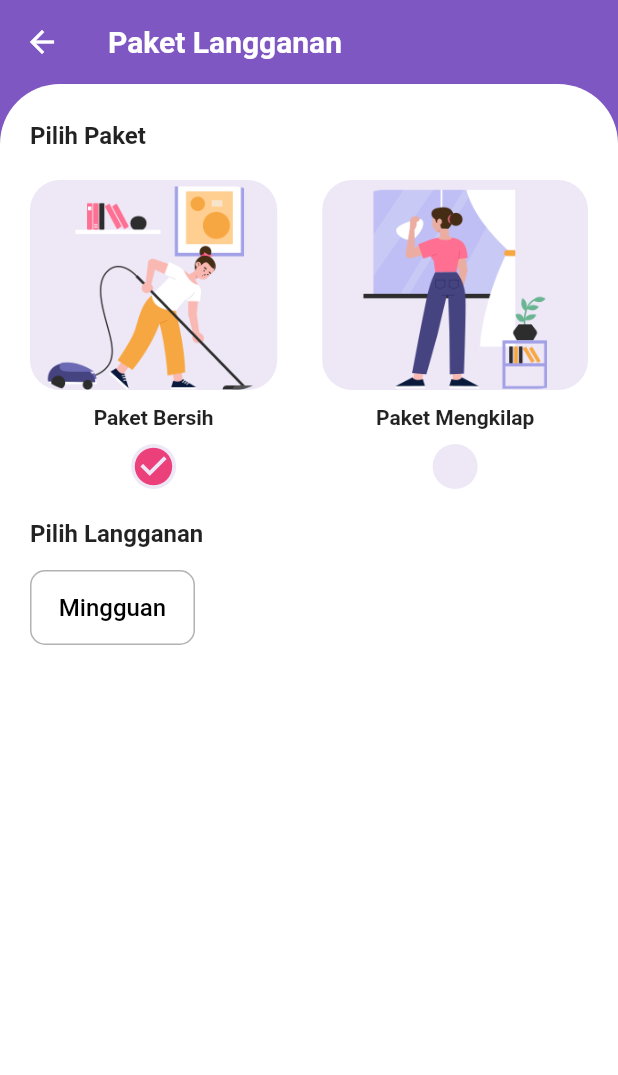
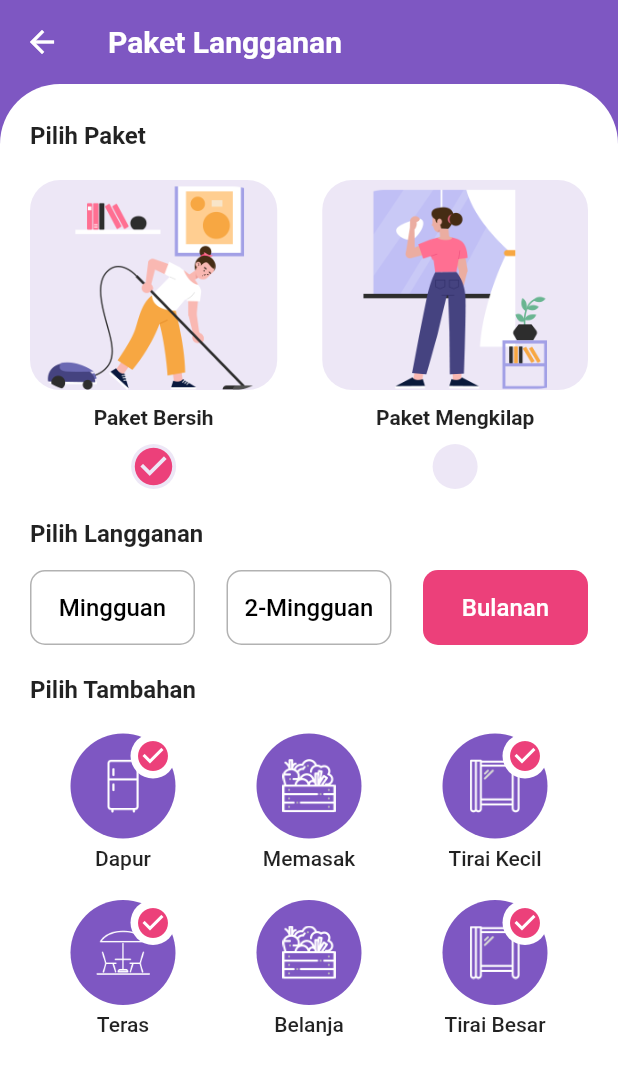
Before and after one commit to rachmadyassera/flutter_cleaning_service_ui, a Flutter app: the MainPage screen opened directly, on a phone screen of 412 x 824 dp. Shown: the top 1075 px of the screen. Run offline on Flutter 3.47's test engine with Material 2 defaults, Android fonts, the phone set to English and light mode, and no system bars.

Commit message:
finishing cs online

```diff
--- a/lib/main_page.dart
+++ b/lib/main_page.dart
@@ -9,8 +9,6 @@ class MainPage extends StatefulWidget {
 }
 
 class _MainPageState extends State<MainPage> {
-
-
   String selectedType = "bersih";
   String selectedFrequency = "monthly";
 
@@ -203,12 +201,162 @@ class _MainPageState extends State<MainPage> {
                       ),
                     ),
                   ),
+                ),
+                InkWell(
+                  onTap: () {
+                    onChangeFrequency("biweekly");
+                  },
+                  child: Container(
+                    height: 50,
+                    width: 110,
+                    decoration: selectedFrequency == "biweekly"
+                        ? BoxDecoration(
+                            color: pink400,
+                            borderRadius: const BorderRadius.all(
+                              Radius.circular(10),
+                            ),
+                          )
+                        : BoxDecoration(
+                            border: Border.all(
+                              color: Colors.black.withOpacity(0.3),
+                            ),
+                            borderRadius:
+                                const BorderRadius.all(Radius.circular(10)),
+                          ),
+                    child: Center(
+                      child: Text(
+                        '2-Mingguan',
+                        style: TextStyle(
+                            fontSize: 16,
+                            fontWeight: FontWeight.w500,
+                            color: selectedFrequency == "biweekly"
+                                ? Colors.white
+                                : Colors.black),
+                      ),
+                    ),
+                  ),
+                ),
+                InkWell(
+                  onTap: () {
+                    onChangeFrequency("monthly");
+                  },
+                  child: Container(
+                    height: 50,
+                    width: 110,
+                    decoration: selectedFrequency == "monthly"
+                        ? BoxDecoration(
+                            color: pink400,
+                            borderRadius: const BorderRadius.all(
+                              Radius.circular(10),
+                            ),
+                          )
+                        : BoxDecoration(
+                            border: Border.all(
+                              color: Colors.black.withOpacity(0.3),
+                            ),
+                            borderRadius:
+                                const BorderRadius.all(Radius.circular(10)),
+                          ),
+                    child: Center(
+                      child: Text(
+                        'Bulanan',
+                        style: TextStyle(
+                            fontSize: 16,
+                            fontWeight: FontWeight.w500,
+                            color: selectedFrequency == "monthly"
+                                ? Colors.white
+                                : Colors.black),
+                      ),
+                    ),
+                  ),
                 )
               ],
-            )
+            ),
+            const SizedBox(
+              height: 20,
+            ),
+            const Text(
+              'Pilih Tambahan',
+              style: TextStyle(fontSize: 16, fontWeight: FontWeight.w600),
+            ),
+            const SizedBox(
+              height: 20,
+            ),
+            Row(
+              mainAxisAlignment: MainAxisAlignment.spaceAround,
+              children: [
+                extraWidget("es", "Dapur", true),
+                extraWidget("belanja", "Memasak", false),
+                extraWidget("tirai", "Tirai Kecil", true),
+              ],
+            ),
+            const SizedBox(
+              height: 20,
+            ),
+            Row(
+              mainAxisAlignment: MainAxisAlignment.spaceAround,
+              children: [
+                extraWidget("teras", "Teras", true),
+                extraWidget("belanja", "Belanja", false),
+                extraWidget("tirai", "Tirai Besar", true),
+              ],
+            ),
           ],
         ),
       ),
     );
   }
+
+  Column extraWidget(String img, String name, bool isSelected) {
+    return Column(
+      children: [
+        Stack(
+          children: [
+            Container(
+              height: 70,
+              width: 70,
+              decoration:
+                  BoxDecoration(shape: BoxShape.circle, color: deepPurple400),
+              child: Container(
+                margin: const EdgeInsets.all(17),
+                decoration: BoxDecoration(
+                  image: DecorationImage(
+                    image: AssetImage('assets/image/icons/$img.png'),
+                    fit: BoxFit.contain,
+                  ),
+                ),
+              ),
+            ),
+            Positioned(
+              top: 0,
+              right: 0,
+              child: isSelected == true
+                  ? Container(
+                      height: 30,
+                      width: 30,
+                      decoration: const BoxDecoration(
+                        shape: BoxShape.circle,
+                        color: Colors.white,
+                      ),
+                      child: Center(
+                        child: Icon(
+                          Icons.check_circle,
+                          color: pink400,
+                        ),
+                      ),
+                    )
+                  : Container(),
+            ),
+          ],
+        ),
+        const SizedBox(
+          height: 5,
+        ),
+        Text(
+          name,
+          style: const TextStyle(fontWeight: FontWeight.w500),
+        )
+      ],
+    );
+  }
 }
```
